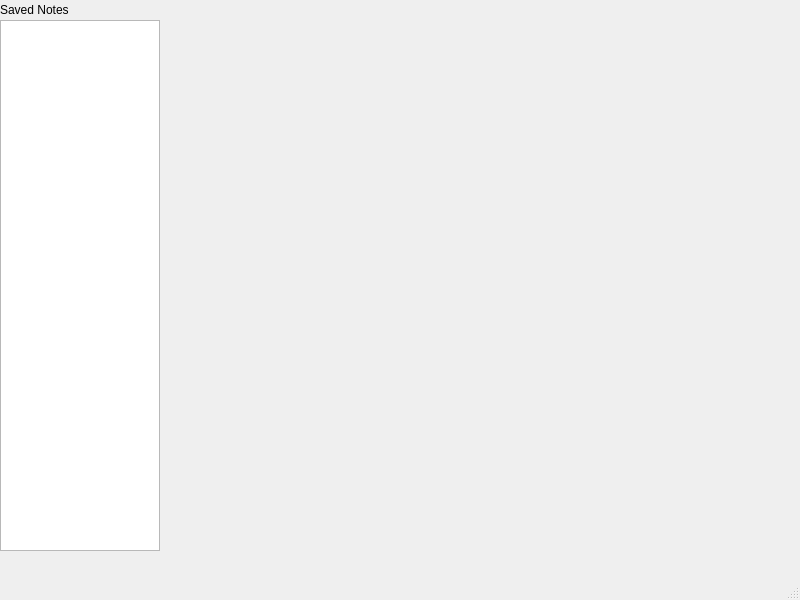
The window that src/ui/mainwindow.ui (LiamRobertson327/AstraNotes-Project) describes before a commit, drawn with Qt 5.
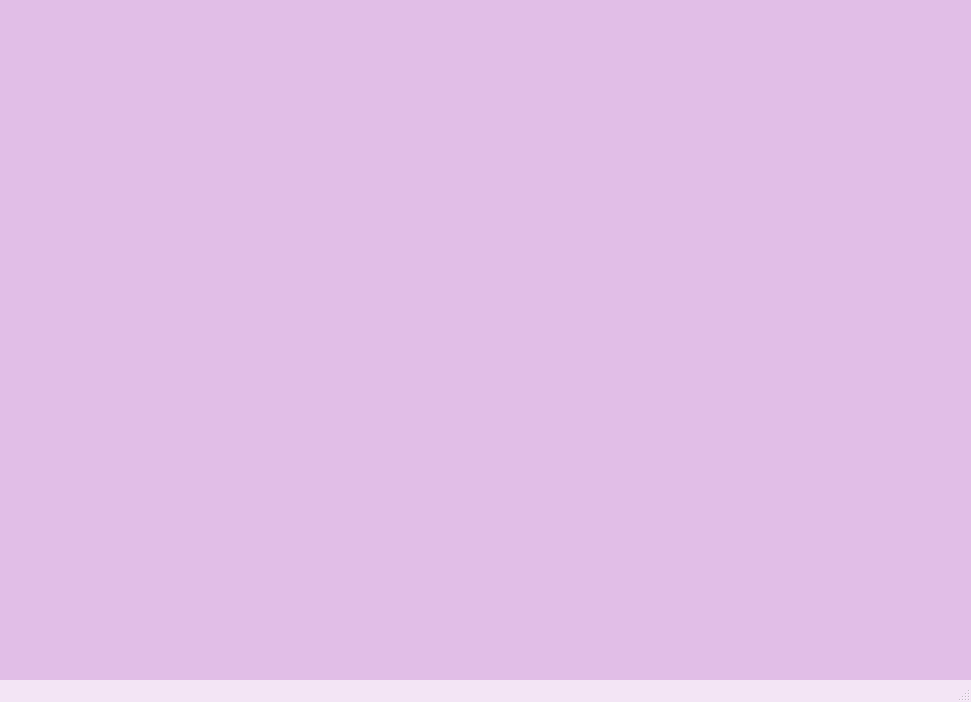
The same window after the commit.

Patch:
```diff
--- a/src/ui/mainwindow.ui
+++ b/src/ui/mainwindow.ui
@@ -6,52 +6,69 @@
    <rect>
     <x>0</x>
     <y>0</y>
-    <width>800</width>
-    <height>600</height>
+    <width>971</width>
+    <height>702</height>
    </rect>
   </property>
   <property name="windowTitle">
    <string>MainWindow</string>
   </property>
+  <property name="styleSheet">
+   <string notr="true">/* Main Window Background */
+QMainWindow {
+    background-color: #F3E5F5;
+}
+
+/* The Sidebar/List View */
+QListWidget {
+    background-color: #E1BEE7;
+    border: none;
+    border-radius: 5px;
+    color: #4A148C;
+}
+
+/* Modern Rounded Buttons */
+QPushButton {
+    background-color: #9C27B0;
+    color: white;
+    border-radius: 8px;
+    padding: 10px;
+    font-weight: bold;
+}
+
+QPushButton:hover {
+    background-color: #7B1FA2;
+}
+
+/* The Note Editor (Text Area) */
+QTextEdit {
+    background-color: white;
+    border: 1px solid #CE93D8;
+    border-radius: 4px;
+    padding: 10px;
+    font-family: &quot;Segoe UI&quot;, &quot;Arial&quot;;
+    font-size: 12pt;
+}</string>
+  </property>
   <widget class="QWidget" name="centralwidget">
    <widget class="QWidget" name="verticalLayoutWidget">
     <property name="geometry">
      <rect>
-      <x>0</x>
-      <y>20</y>
-      <width>160</width>
-      <height>531</height>
+      <x>-9</x>
+      <y>-10</y>
+      <width>981</width>
+      <height>711</height>
      </rect>
     </property>
-    <layout class="QVBoxLayout" name="verticalLayout">
+    <layout class="QHBoxLayout" name="horizontalLayout_2">
      <item>
-      <widget class="QListView" name="listView"/>
+      <widget class="QListWidget" name="listWidget"/>
+     </item>
+     <item>
+      <layout class="QVBoxLayout" name="verticalLayout"/>
      </item>
     </layout>
    </widget>
-   <widget class="QLabel" name="label">
-    <property name="geometry">
-     <rect>
-      <x>0</x>
-      <y>0</y>
-      <width>158</width>
-      <height>20</height>
-     </rect>
-    </property>
-    <property name="text">
-     <string>Saved Notes</string>
-    </property>
-   </widget>
-  </widget>
-  <widget class="QMenuBar" name="menubar">
-   <property name="geometry">
-    <rect>
-     <x>0</x>
-     <y>0</y>
-     <width>800</width>
-     <height>22</height>
-    </rect>
-   </property>
   </widget>
   <widget class="QStatusBar" name="statusbar"/>
  </widget>
```
Left out of the diff: 2 changed lines with no effect on the pictures.
